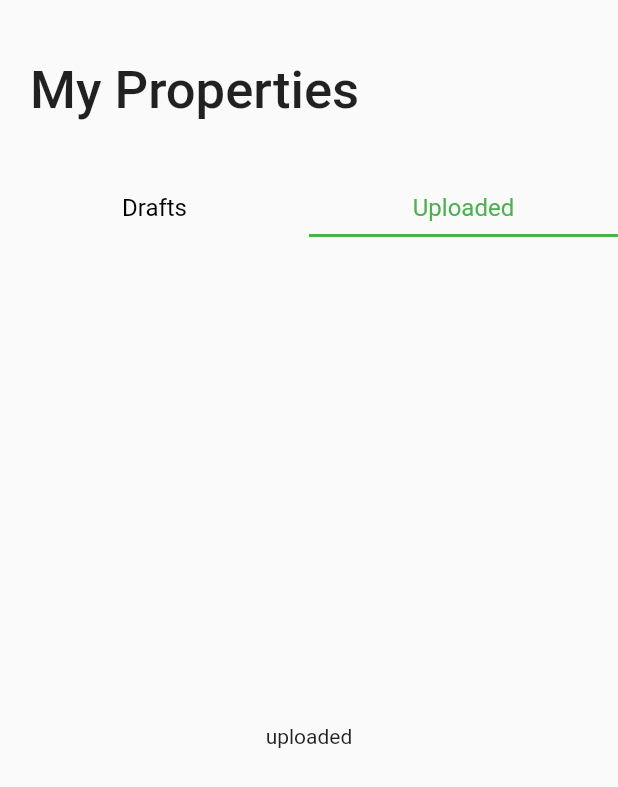
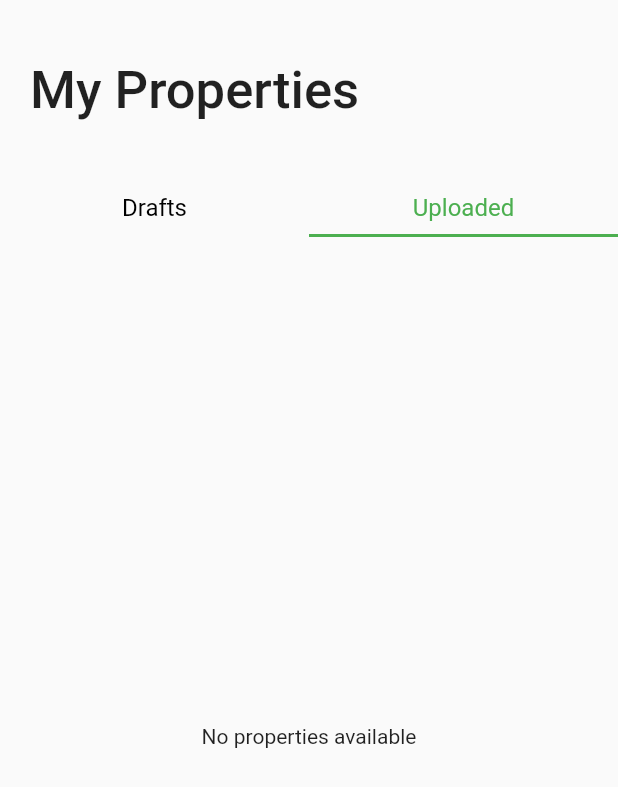
Before and after one commit to amna-kamran/Rentatouille-App, a Flutter app: the PropertyOptionScreen screen opened directly, on a phone screen of 412 x 824 dp. Shown: the top 787 px of the screen. Run offline on Flutter 3.47's test engine with Material 2 defaults, Android fonts, the phone set to English and light mode, and no system bars; our stand-ins replace carousel_slider, cloud_firestore, firebase_auth, firebase_core, flutter_form_builder, flutter_svg and 4 more; accounts and stored records are empty; network calls fail.

Commit message:
uploaded property tile

```diff
--- a/lib/screens/home/proprieter/widgets/property/widgets/add property/add_property.dart
+++ b/lib/screens/home/proprieter/widgets/property/widgets/add property/add_property.dart
@@ -4,6 +4,7 @@ import 'package:provider/provider.dart';
 import 'package:rentatouille/constants/spaces.dart';
 import 'package:rentatouille/core/form_builder.dart';
 import 'package:rentatouille/screens/home/widgets/toggle_button.dart';
+import 'package:rentatouille/services/auth/auth_provider.dart';
 import 'package:rentatouille/services/property/monthly_rent_provider.dart';
 import 'package:rentatouille/services/property/property_provider.dart';
 import 'package:rentatouille/services/toggle_provider.dart';
@@ -187,6 +188,7 @@ class _AddPropertyScreenState extends State<AddPropertyScreen> {
                 'address': data["Address"],
                 'lounge': toggleProvider.hasLounge,
                 'monthly rent': monthlyRentValue,
+                'user_id': AuthProvider.getCurrentUserId(),
               };
               PropertyProvider.create(propertyData);
             },
--- a/lib/screens/home/proprieter/widgets/property/widgets/uploaded_screen.dart
+++ b/lib/screens/home/proprieter/widgets/property/widgets/uploaded_screen.dart
@@ -1,12 +1,53 @@
+import 'package:cloud_firestore/cloud_firestore.dart';
 import 'package:flutter/material.dart';
+import 'package:rentatouille/constants/url.dart';
+import 'package:rentatouille/core/property_tile.dart';
+import 'package:rentatouille/services/auth/auth_provider.dart';
+import 'package:rentatouille/services/property/property_provider.dart'; // Import your property provider here
 
 class UploadedScreen extends StatelessWidget {
-  const UploadedScreen({super.key});
+  const UploadedScreen({
+    super.key,
+  });
 
   @override
   Widget build(BuildContext context) {
-    return const Center(
-      child: Text("uploaded"),
+    return StreamBuilder<QuerySnapshot>(
+      stream: PropertyProvider.fetchProperties(),
+      builder: (BuildContext context, AsyncSnapshot<QuerySnapshot> snapshot) {
+        if (snapshot.hasData) {
+          final properties = snapshot.data!.docs.reversed.toList();
+
+          if (properties.isEmpty) {
+            return const Center(
+              child: Text('No properties available'),
+            );
+          }
+
+          return ListView.builder(
+            itemCount: properties.length,
+            itemBuilder: (BuildContext context, int index) {
+              final property = properties[index];
+
+              return PropertyTile(
+                title: property['title'],
+                address: property['address'],
+                pricePKR: property['monthly rent'],
+                image: URL.missingImg,
+                userName: AuthProvider.getCurrentUserEmail().toString(),
+              );
+            },
+          );
+        } else if (snapshot.hasError) {
+          return const Center(
+            child: Text('Error loading properties'),
+          );
+        } else {
+          return const Center(
+            child: CircularProgressIndicator(),
+          );
+        }
+      },
     );
   }
 }
--- a/lib/services/property/property_provider.dart
+++ b/lib/services/property/property_provider.dart
@@ -1,5 +1,6 @@
 import 'package:cloud_firestore/cloud_firestore.dart';
 import 'package:flutter/material.dart';
+import 'package:rentatouille/services/auth/auth_provider.dart';
 
 class PropertyProvider {
   static final _firestore = FirebaseFirestore.instance;
@@ -17,4 +18,11 @@ class PropertyProvider {
       throw ("some error occurred");
     }
   }
+
+  static fetchProperties() {
+    return FirebaseFirestore.instance
+        .collection('properties')
+        .where('user_id', isEqualTo: AuthProvider.getCurrentUserId())
+        .snapshots();
+  }
 }
```
Also changed, not shown: lib/core/property_tile.dart (added, +78 -0 lines), lib/model/property.dart (added, +99 -0 lines).
